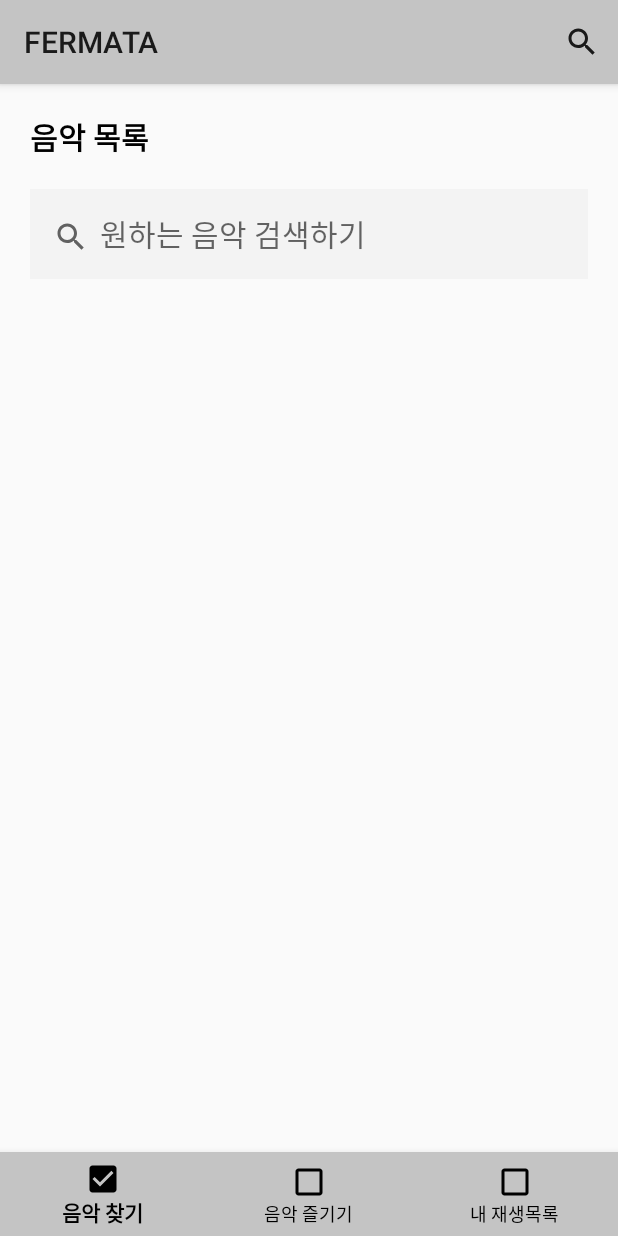
After one commit to FERMATA-Project/android-fermata, an Android app: the fragment SearchFragment placed in its activity, on a phone screen of 412 x 824 dp. The commit adds this screen. Run offline under Robolectric (Android 15) with nearby library versions, the phone set to English and light mode, and no system bars.

Commit message:
Add: SearchFragment

```diff
--- a/app/src/main/java/com/example/fermata/activity/MainActivity.java
+++ b/app/src/main/java/com/example/fermata/activity/MainActivity.java
@@ -11,21 +11,23 @@
 
 import com.example.fermata.R;
 import com.example.fermata.fragment.PlaylistFragment;
+import com.example.fermata.fragment.SearchFragment;
 import com.example.fermata.fragment.SearchMusicFragment;
 import com.google.android.material.bottomnavigation.BottomNavigationView;
 import com.google.android.material.navigation.NavigationBarView;
 
 public class MainActivity extends AppCompatActivity {
+    FragmentManager fragmentManager; // 프래그먼트 매니저
+    SearchMusicFragment searchMusicFragment = new SearchMusicFragment(); // 음악 찾기 프래그먼트
+    PlaylistFragment playlistFragment = new PlaylistFragment(); // 내 재생목록 프래그먼트
+    SearchFragment searchFragment = new SearchFragment(); // 검색하기 프래그먼트
 
     @Override
     protected void onCreate(Bundle savedInstanceState) {
         super.onCreate(savedInstanceState);
         setContentView(R.layout.activity_main);
 
-        SearchMusicFragment searchMusicFragment = new SearchMusicFragment(); // 음악 찾기 프래그먼트
-        PlaylistFragment playlistFragment = new PlaylistFragment(); // 내 재생목록 프래그먼트
-
-        FragmentManager fragmentManager = getSupportFragmentManager(); // 프래그먼트 매니저
+        fragmentManager = getSupportFragmentManager();
         FragmentTransaction transaction = fragmentManager.beginTransaction(); // 프래그먼트 트랜잭션
         transaction.replace(R.id.frameLayout, searchMusicFragment).commitAllowingStateLoss(); // 첫 화면 설정
 
@@ -62,6 +64,8 @@
 
         switch (item.getItemId()) {
             case R.id.item_search:
+                FragmentTransaction transaction = fragmentManager.beginTransaction();
+                transaction.replace(R.id.frameLayout, searchFragment).commitAllowingStateLoss(); // 검색하기 프래그먼트로 변환
                 break;
         }
 
--- /dev/null
+++ b/app/src/main/java/com/example/fermata/fragment/SearchFragment.java
@@ -0,0 +1,60 @@
+package com.example.fermata.fragment;
+
+import android.content.Context;
+import android.os.Bundle;
+
+import androidx.fragment.app.Fragment;
+import androidx.recyclerview.widget.LinearLayoutManager;
+import androidx.recyclerview.widget.RecyclerView;
+
+import android.view.KeyEvent;
+import android.view.LayoutInflater;
+import android.view.View;
+import android.view.ViewGroup;
+import android.view.inputmethod.InputMethodManager;
+import android.widget.EditText;
+
+import com.example.fermata.R;
+import com.example.fermata.adapter.MusicAdapter;
+import com.example.fermata.domain.Music;
+
+import java.util.ArrayList;
+
+public class SearchFragment extends Fragment {
+    @Override
+    public View onCreateView(LayoutInflater inflater, ViewGroup container, Bundle savedInstanceState) {
+        View view = inflater.inflate(R.layout.fragment_search, container, false);
+
+        EditText et_search = view.findViewById(R.id.et_search); // 음악 검색창
+        // 엔터키 이벤트 처리
+        et_search.setOnKeyListener(new View.OnKeyListener() {
+            @Override
+            public boolean onKey(View v, int keyCode, KeyEvent event) {
+                if ((event.getAction() == KeyEvent.ACTION_DOWN) && (keyCode == KeyEvent.KEYCODE_ENTER)) {
+                    //키패드 내리기
+                    InputMethodManager inputMethodManager = (InputMethodManager) getContext().getSystemService(Context.INPUT_METHOD_SERVICE);
+                    inputMethodManager.hideSoftInputFromWindow(et_search.getWindowToken(), 0);
+
+                    // 임시 데이터
+                    ArrayList<Music> musicList = new ArrayList<>();
+                    musicList.add(new Music("노래 제목1", "가수 이름1"));
+                    musicList.add(new Music("노래 제목2", "가수 이름2"));
+                    musicList.add(new Music("노래 제목3", "가수 이름3"));
+                    musicList.add(new Music("노래 제목4", "가수 이름4"));
+                    musicList.add(new Music("노래 제목5", "가수 이름5"));
+
+                    RecyclerView rv_search_musicList = view.findViewById(R.id.rv_search_musicList); // 음악 목록 리사이클러뷰
+                    LinearLayoutManager manager = new LinearLayoutManager(getContext(), RecyclerView.VERTICAL,false); // 레이아웃 매니저
+                    MusicAdapter adapter = new MusicAdapter(getContext(), musicList);
+                    rv_search_musicList.setLayoutManager(manager); // 리사이클러뷰와 레이아웃 매니저 연결
+                    rv_search_musicList.setAdapter(adapter); // 리사이클러뷰와 어댑터 연결
+
+                    return true;
+                }
+                return false;
+            }
+        });
+
+        return view;
+    }
+}
--- /dev/null
+++ b/app/src/main/res/layout/fragment_search.xml
@@ -0,0 +1,65 @@
+<?xml version="1.0" encoding="utf-8"?>
+<androidx.constraintlayout.widget.ConstraintLayout
+    xmlns:android="http://schemas.android.com/apk/res/android"
+    xmlns:app="http://schemas.android.com/apk/res-auto"
+    android:layout_width="match_parent"
+    android:layout_height="match_parent">
+
+    <!-- 검색하기 텍스트 -->
+    <TextView
+        android:id="@+id/tv_search"
+        android:layout_width="wrap_content"
+        android:layout_height="wrap_content"
+        android:layout_marginTop="20dp"
+        android:layout_marginLeft="20dp"
+        android:text="음악 목록"
+        android:textStyle="bold"
+        android:textColor="@color/black"
+        android:textSize="20sp"
+        app:layout_constraintHorizontal_bias="0"
+        app:layout_constraintLeft_toLeftOf="parent"
+        app:layout_constraintRight_toRightOf="parent"
+        app:layout_constraintTop_toTopOf="parent" />
+
+    <!-- 음악 검색창 -->
+    <EditText
+        android:id="@+id/et_search"
+        android:layout_width="match_parent"
+        android:layout_height="60dp"
+        android:layout_marginTop="20dp"
+        android:layout_marginStart="20dp"
+        android:layout_marginEnd="20dp"
+        android:hint="          원하는 음악 검색하기"
+        android:textSize="20sp"
+        android:background="#f3f3f3"
+        android:inputType="text"
+        android:imeOptions="actionSearch"
+        app:layout_constraintLeft_toLeftOf="parent"
+        app:layout_constraintRight_toRightOf="parent"
+        app:layout_constraintTop_toBottomOf="@+id/tv_search"/>
+
+    <!-- 검색 아이콘 이미지 -->
+    <ImageView
+        android:layout_width="wrap_content"
+        android:layout_height="wrap_content"
+        android:layout_marginTop="40dp"
+        android:layout_marginLeft="35dp"
+        app:layout_constraintHorizontal_bias="0"
+        app:layout_constraintLeft_toLeftOf="parent"
+        app:layout_constraintRight_toRightOf="parent"
+        app:layout_constraintTop_toBottomOf="@+id/tv_search"
+        android:background="@drawable/ic_baseline_search_24"/>
+
+    <!-- 검색된 음악 목록 리사이클러뷰 -->
+    <androidx.recyclerview.widget.RecyclerView
+        android:id="@+id/rv_search_musicList"
+        android:layout_width="match_parent"
+        android:layout_height="0dp"
+        android:layout_marginTop="20dp"
+        android:paddingBottom="140dp"
+        android:clipToPadding="false"
+        app:layout_constraintLeft_toLeftOf="parent"
+        app:layout_constraintRight_toRightOf="parent"
+        app:layout_constraintTop_toBottomOf="@+id/et_search"/>
+
+</androidx.constraintlayout.widget.ConstraintLayout>
```
